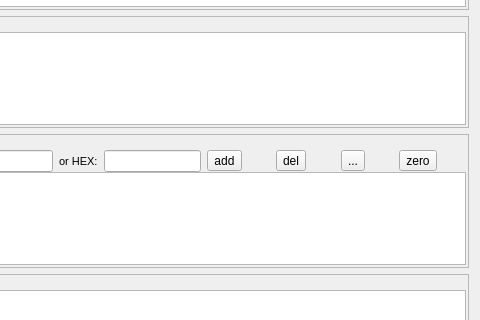
Above: mainwindow.ui from alezz/serialsurveyor before the change; both pictures show x 280 to 760 and y 152 to 472 of the 760 by 571 pixel window. Below: the same form after it.
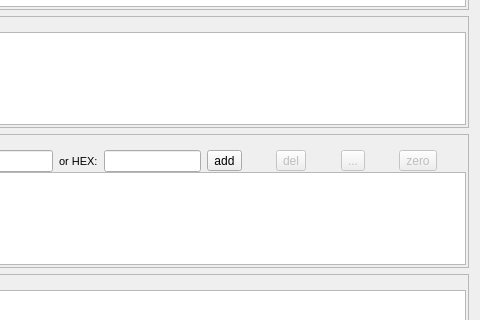
That is the form after the change. Icons and pictures are not drawn.

```diff
--- a/mainwindow.ui
+++ b/mainwindow.ui
@@ -445,6 +445,9 @@
          </item>
          <item>
           <widget class="QToolButton" name="btnDelCounter">
+           <property name="enabled">
+            <bool>false</bool>
+           </property>
            <property name="text">
             <string>del</string>
            </property>
@@ -469,6 +472,9 @@
          </item>
          <item>
           <widget class="QToolButton" name="btnOpen">
+           <property name="enabled">
+            <bool>false</bool>
+           </property>
            <property name="text">
             <string>...</string>
            </property>
@@ -493,6 +499,9 @@
          </item>
          <item>
           <widget class="QToolButton" name="btnRestartCounter">
+           <property name="enabled">
+            <bool>false</bool>
+           </property>
            <property name="text">
             <string>zero</string>
            </property>
```
